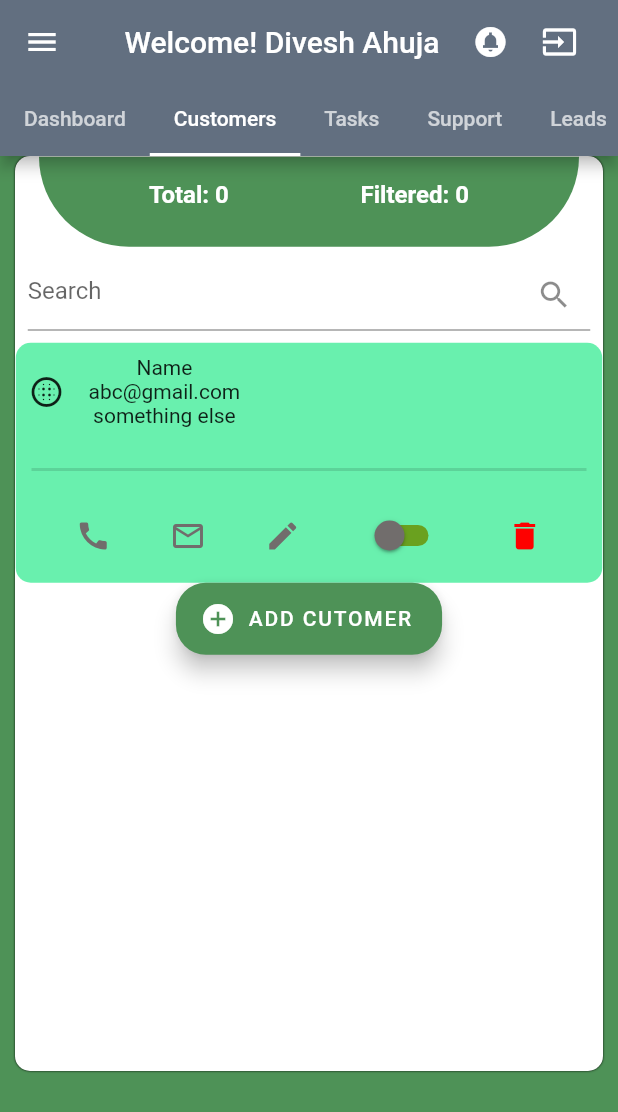
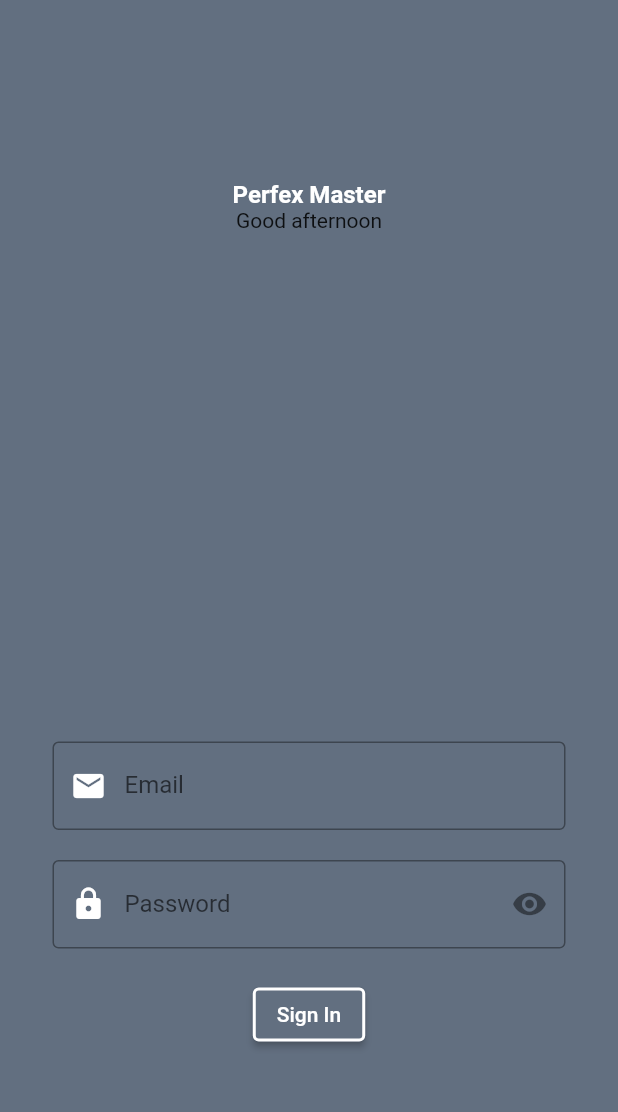
Before and after one commit to mtayyabpro/furqanhosp, a Flutter app: the screen it shows after launch, on a phone screen of 412 x 824 dp. Shown: the top 1112 px of the screen. Run offline on Flutter 3.47's test engine with Material 2 defaults, Android fonts, the light colour scheme and no system bars.

Commit message:
updated 16.05.23 05.17 PM

```diff
--- /dev/null
+++ b/lib/login.dart
@@ -0,0 +1,51 @@
+import 'package:flutter/material.dart';
+
+import 'loginform.dart';
+class login extends StatelessWidget {
+  const login({Key? key}) : super(key: key);
+
+  @override
+  Widget build(BuildContext context) {
+    return Container(
+      decoration: BoxDecoration(
+        color: Color(0xff626f80)
+      ),
+      child: Scaffold(
+        backgroundColor: Colors.transparent,
+        body: Stack(
+          children: [
+            Center(
+              child: Container(
+                padding: EdgeInsets.only( top: 120),
+                child: Column(
+
+                  children: [
+                    Text("Perfex Master", style: TextStyle(fontSize: 16, fontWeight: FontWeight.w700,color: Colors.white),),
+                    Text("Good afternoon", ),
+                  ],
+                ),
+              ),
+            ),
+            SingleChildScrollView(
+              child:
+              loginform(),
+
+            ),
+
+           // Container(
+           //   padding: EdgeInsets.only(
+           //       top: MediaQuery.of(context).size.height * 0.7, right: 35, left: 35
+           //   ),
+           //   decoration: BoxDecoration(
+           //                    border: Border.all(width: 0.8),
+           //
+           //   ),
+           //   child: Center(child: Text("Sign In", style: TextStyle(color: Colors.white),)),
+           // )
+
+          ],
+        ),
+      ),
+    );
+  }
+}
--- /dev/null
+++ b/lib/loginform.dart
@@ -0,0 +1,68 @@
+import 'package:flutter/material.dart';
+import 'package:perfex/login.dart';
+import 'package:perfex/pg1.dart';
+
+class loginform extends StatelessWidget {
+  const loginform({
+    super.key,
+  });
+
+  @override
+  Widget build(BuildContext context) {
+    return Form(
+      child: Container(
+        padding: EdgeInsets.only(
+            top: MediaQuery.of(context).size.height * 0.6, right: 35, left: 35
+        ),
+        child: Column(
+          children: [
+
+            TextFormField(
+
+              decoration: InputDecoration(
+                labelText: 'Email',
+                // label: Text("Email"),
+                hintText: 'Email',
+                prefixIcon: Icon(Icons.email, color: Colors.white,),
+                border: OutlineInputBorder(
+
+                ),
+
+              ),
+            ),
+            SizedBox(height: 20,),
+            TextFormField(
+              obscureText: true,
+              decoration: InputDecoration(
+                labelText: 'Password',
+                hintText: "Password",
+                prefixIcon: Icon(Icons.lock,color: Colors.white,),
+                suffixIcon: IconButton(
+                  onPressed: (){
+
+                  },
+                  icon: Icon(Icons.remove_red_eye),
+                ),
+                border: OutlineInputBorder(),
+              ),
+            ),
+            SizedBox(height: 20,),
+            ElevatedButton(
+
+
+                onPressed: (){},
+                style: ElevatedButton.styleFrom(
+                  primary: Color(0xff626f80),
+                  side: BorderSide(color: Colors.white, width: 2),
+                ),
+                child: GestureDetector(
+                    onTap: (){
+                      Navigator.push(context, MaterialPageRoute(builder: (context) => pg1()));
+                    },
+                    child: Text("Sign In", style: TextStyle(color: Colors.white, ),))),
+          ],
+        ),
+      ),
+    );
+  }
+}
--- a/lib/main.dart
+++ b/lib/main.dart
@@ -1,4 +1,5 @@
 import 'package:flutter/material.dart';
+import 'package:perfex/login.dart';
 import 'package:perfex/pg1.dart';
 
 
@@ -72,7 +73,7 @@ class _MyHomePageState extends State<MyHomePage> {
 
     return Scaffold(
 
-        body: pg1()// This trailing comma makes auto-formatting nicer for build methods.
+        body: login()// This trailing comma makes auto-formatting nicer for build methods.
     );
   }
 }
--- a/lib/pg1.dart
+++ b/lib/pg1.dart
@@ -24,7 +24,7 @@ class _pg1State extends State<pg1> {
     // fast, so that you can just rebuild anything that needs updating rather
     // than having to individually change instances of widgets.
     return DefaultTabController(
-      initialIndex: 1,
+      initialIndex: 0,
       length: 5,
       child: Scaffold(
         drawer: Drawer(
```
